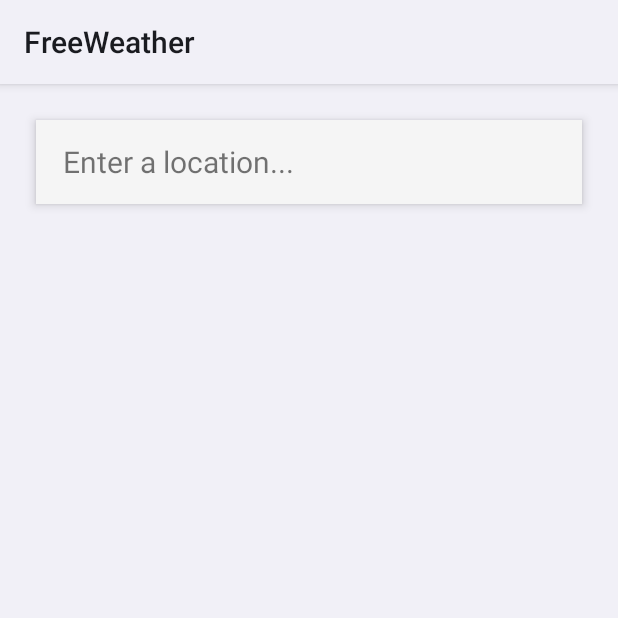
After one commit to 85-simo/freeweather, an Android app: the fragment SearchFragment shown on its own in the app's theme, on a phone screen of 412 x 824 dp, the top half of it. The commit adds this screen. Run offline under Robolectric (Android 15) with nearby library versions, the phone set to English and light mode, and no system bars; our stand-ins replace Dagger/Hilt's generated code; network calls fail.

Commit message:
Initial Search view infrastructure

```diff
--- /dev/null
+++ b/app/src/main/java/com/example/freeweather/presentation/search/SearchFragment.kt
@@ -0,0 +1,18 @@
+package com.example.freeweather.presentation.search
+
+import android.os.Bundle
+import android.view.LayoutInflater
+import android.view.View
+import android.view.ViewGroup
+import com.example.freeweather.databinding.FragmentSearchBinding
+import com.example.freeweather.presentation.BaseFragment
+import dagger.hilt.android.AndroidEntryPoint
+
+@AndroidEntryPoint
+class SearchFragment : BaseFragment<FragmentSearchBinding>() {
+
+    override fun onCreateView(inflater: LayoutInflater, container: ViewGroup?, savedInstanceState: Bundle?): View {
+        _binding = FragmentSearchBinding.inflate(inflater, container, false)
+        return super.onCreateView(inflater, container, savedInstanceState)
+    }
+}
--- /dev/null
+++ b/app/src/main/res/layout/fragment_search.xml
@@ -0,0 +1,43 @@
+<?xml version="1.0" encoding="utf-8"?>
+<androidx.constraintlayout.widget.ConstraintLayout xmlns:android="http://schemas.android.com/apk/res/android"
+    xmlns:app="http://schemas.android.com/apk/res-auto"
+    xmlns:tools="http://schemas.android.com/tools"
+    android:layout_width="match_parent"
+    android:layout_height="match_parent">
+
+    <com.google.android.material.appbar.AppBarLayout android:id="@+id/appbar"
+        android:layout_width="match_parent"
+        android:layout_height="wrap_content"
+        app:layout_constraintTop_toTopOf="parent"
+        android:layout_margin="24dp"
+        android:theme="@style/Theme.AppCompat.DayNight">
+
+        <com.google.android.material.appbar.MaterialToolbar android:id="@+id/titlebar"
+            android:layout_width="match_parent"
+            android:layout_height="?attr/actionBarSize"
+            android:theme="@style/ThemeOverlay.AppCompat.DayNight.ActionBar"
+            app:popupTheme="@style/ThemeOverlay.AppCompat.DayNight">
+
+            <EditText android:id="@+id/searchbar"
+                android:layout_width="match_parent"
+                android:layout_height="match_parent"
+                android:textColor="?android:attr/textColorPrimary"
+                android:textSize="@dimen/text_size_large"
+                android:hint="@string/search_hint"
+                android:textColorHint="?android:attr/textColorSecondary"
+                android:background="@android:color/transparent"
+                android:paddingStart="2dp"
+                android:paddingEnd="2dp"
+                android:singleLine="true"
+                android:scrollHorizontally="true" />
+        </com.google.android.material.appbar.MaterialToolbar>
+    </com.google.android.material.appbar.AppBarLayout>
+
+    <androidx.recyclerview.widget.RecyclerView android:id="@+id/search_results"
+        android:layout_width="match_parent"
+        android:layout_height="0dp"
+        app:layout_constraintTop_toBottomOf="@id/appbar"
+        app:layout_constraintBottom_toBottomOf="parent"
+        android:layout_marginTop="@dimen/generic_whitespace"/>
+
+</androidx.constraintlayout.widget.ConstraintLayout>
--- a/app/src/main/res/values/strings.xml
+++ b/app/src/main/res/values/strings.xml
@@ -1,4 +1,5 @@
 <resources>
     <string name="app_name">FreeWeather</string>
     <string name="menu_search_desc">Search</string>
+    <string name="search_hint">Enter a location...</string>
 </resources>
```
